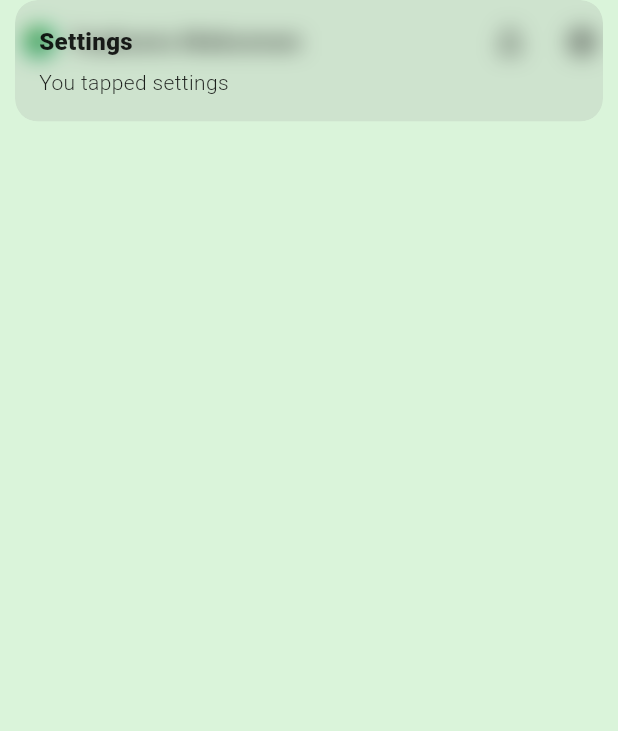
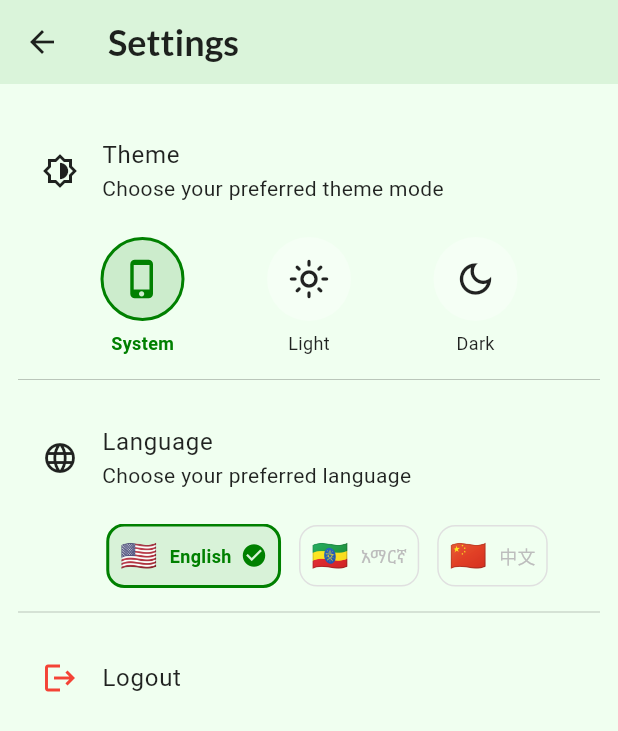
Before and after one commit to mpoint1920-lang/flutter-test-task, a Flutter app: the _AccountAppBar widget shown alone on an empty page, opened directly with empty values, after a tap on the "settings" icon, on a phone screen of 412 x 824 dp. Shown: the top 731 px of the screen. Run offline on Flutter 3.47's test engine with Material 3 defaults, Android fonts, the phone set to English and light mode, and no system bars; drawn by our look-alikes of cached_network_image; our stand-ins replace flutter_slidable, flutter_svg, get, get_storage, google_fonts, liquid_pull_to_refresh and 1 more; accounts and stored records are empty; network calls fail; project files that could hold a hidden picture were left out.

Commit message:
Implement localization support, enhance UI theme management, and refactor account settings navigation

```diff
--- a/lib/controllers/ui_controller.dart
+++ b/lib/controllers/ui_controller.dart
@@ -1,9 +1,66 @@
+import 'package:flutter/material.dart';
 import 'package:get/get.dart';
+import 'package:todo_test_task/services/storage_service.dart';
+
+enum AppThemeMode { system, light, dark }
 
 class UiController extends GetxController {
+  UiController({required this.storageService});
+
+  final StorageService storageService;
+
   var currentPage = 0.obs;
 
-  void updateCurrentPage(int page) {
-    currentPage.value = page;
+  var themeMode = AppThemeMode.system.obs;
+
+  var currentLocale = const Locale('en', 'US').obs;
+
+  @override
+  void onInit() {
+    super.onInit();
+
+    final savedTheme = storageService.getValue('theme_mode');
+    final savedLocale = storageService.getValue('locale');
+
+    if (savedTheme != null) {
+      themeMode.value = AppThemeMode.values.firstWhere(
+        (m) => m.name == savedTheme,
+        orElse: () => AppThemeMode.system,
+      );
+    }
+
+    if (savedLocale != null) {
+      currentLocale.value = Locale(savedLocale);
+    }
+  }
+
+  void updateTheme(AppThemeMode mode) {
+    themeMode.value = mode;
+    storageService.setValue('theme_mode', mode.name);
+    _applyTheme(mode);
+  }
+
+  void _applyTheme(AppThemeMode mode) {
+    switch (mode) {
+      case AppThemeMode.system:
+        Get.changeThemeMode(ThemeMode.system);
+        break;
+      case AppThemeMode.light:
+        Get.changeThemeMode(ThemeMode.light);
+        break;
+      case AppThemeMode.dark:
+        Get.changeThemeMode(ThemeMode.dark);
+        break;
+    }
+  }
+
+  void updateLocale(Locale locale) {
+    currentLocale.value = locale;
+    storageService.setValue('locale', locale.languageCode);
+    Get.updateLocale(locale);
+  }
+
+  void updateCurrentPage(int current) {
+    currentPage(current);
   }
 }
--- /dev/null
+++ b/lib/localization/app_translations.dart
@@ -0,0 +1,66 @@
+import 'package:get/get.dart';
+
+class AppTranslations extends Translations {
+  @override
+  Map<String, Map<String, String>> get keys => {
+        /// English
+        'en_US': {
+          'settings': 'Settings',
+          'theme': 'Theme',
+          'choose_theme': 'Choose your preferred theme mode',
+          'language': 'Language',
+          'choose_language': 'Choose your preferred language',
+          'system': 'System',
+          'light': 'Light',
+          'dark': 'Dark',
+          'logout': 'Logout',
+          'logout_confirmation': 'Are you sure you want to log out?',
+          'membership': 'Membership',
+          'choose_membership': 'Choose your membership',
+          'add_collection': 'Add Collection',
+          'collections': 'Collections',
+          'archived': 'Archived',
+          'need_more_collections': 'Need More Collections?',
+        },
+
+        /// Amharic
+        'am_ET': {
+          'settings': 'ማቅረብ ቅንብሮች',
+          'theme': 'ገጽታ',
+          'choose_theme': 'የፈለጉትን ገጽታ ሞድ ይምረጡ',
+          'language': 'ቋንቋ',
+          'choose_language': 'የፈለጉትን ቋንቋ ይምረጡ',
+          'system': 'ሲስተም',
+          'light': 'ቀለም ነጭ',
+          'dark': 'ጨለማ',
+          'logout': 'ውጣ',
+          'logout_confirmation': 'ውጣ መለያዎትን እርግጠኛ ነዎት?',
+          'membership': 'አባልነት',
+          'choose_membership': 'አባልነትዎን ይምረጡ',
+          'add_collection': 'ስብስ አክል',
+          'collections': 'ስብሶች',
+          'archived': 'ተቀማጭ',
+          'need_more_collections': 'ተጨማሪ ስብሶች ይፈልጋሉ?',
+        },
+
+        /// Chinese
+        'zh_CN': {
+          'settings': '设置',
+          'theme': '主题',
+          'choose_theme': '选择您喜欢的主题模式',
+          'language': '语言',
+          'choose_language': '选择您喜欢的语言',
+          'system': '系统',
+          'light': '浅色',
+          'dark': '深色',
+          'logout': '登出',
+          'logout_confirmation': '您确定要登出吗？',
+          'membership': '会员资格',
+          'choose_membership': '选择您的会员资格',
+          'add_collection': '添加集合',
+          'collections': '集合',
+          'archived': '已归档',
+          'need_more_collections': '需要更多集合吗？',
+        },
+      };
+}
--- /dev/null
+++ b/lib/localization/localization.dart
@@ -0,0 +1 @@
+export 'app_translations.dart';
--- a/lib/main.dart
+++ b/lib/main.dart
@@ -3,6 +3,7 @@ import 'package:get/get.dart';
 import 'package:get_storage/get_storage.dart';
 import 'package:todo_test_task/controllers/account_controller.dart';
 import 'package:todo_test_task/controllers/ui_controller.dart';
+import 'package:todo_test_task/localization/localization.dart';
 import 'package:todo_test_task/services/storage_service.dart';
 import 'package:todo_test_task/theme/theme.dart';
 import 'routes.dart';
@@ -11,8 +12,8 @@ Future<void> main() async {
   WidgetsFlutterBinding.ensureInitialized();
 
   await GetStorage.init();
-  Get.put(UiController());
   Get.put(StorageService());
+  Get.put(UiController(storageService: Get.find()));
   Get.put(AccountController(storageService: Get.find()));
 
   runApp(const TodoTestApp());
@@ -23,14 +24,23 @@ class TodoTestApp extends StatelessWidget {
 
   @override
   Widget build(BuildContext context) {
-    return GetMaterialApp(
+    final uiCtrl = Get.find<UiController>();
+
+    return Obx(() => GetMaterialApp(
           title: 'Todo Test Task',
           theme: lightTheme,
           darkTheme: darkTheme,
-      themeMode: ThemeMode.system,
+          themeMode: uiCtrl.themeMode.value == AppThemeMode.light
+              ? ThemeMode.light
+              : uiCtrl.themeMode.value == AppThemeMode.dark
+                  ? ThemeMode.dark
+                  : ThemeMode.system,
+          locale: uiCtrl.currentLocale.value,
+          fallbackLocale: const Locale('en', 'US'),
+          translations: AppTranslations(),
           initialRoute: RouteNames.home,
           getPages: AppRoutes.pages,
           debugShowCheckedModeBanner: false,
-    );
+        ));
   }
 }
--- a/lib/routes.dart
+++ b/lib/routes.dart
@@ -3,11 +3,13 @@ import 'package:todo_test_task/controllers/bindings.dart';
 import 'package:todo_test_task/views/home/home_page.dart';
 import 'package:todo_test_task/views/home/archived_page.dart';
 import 'package:todo_test_task/views/collections/collection_page.dart';
+import 'package:todo_test_task/views/settings/setting_page.dart';
 
 class RouteNames {
   static const home = '/home';
   static const archived = '/archived';
-  static const collection = '/collections/:name';
+  static const collection = '/collections';
+  static const settings = '/settings';
 }
 
 /// Route configuration
@@ -32,5 +34,9 @@ class AppRoutes {
       },
       binding: HomeBinding(),
     ),
+    GetPage(
+      name: RouteNames.settings,
+      page: () => const SettingsPage(),
+    ),
   ];
 }
--- a/lib/services/storage_service.dart
+++ b/lib/services/storage_service.dart
@@ -60,8 +60,25 @@ class StorageService {
     return null;
   }
 
-  /// Clear account info (optional)
+  /// Clear account info
   Future<void> clearAccount() async {
     await _box.remove('account_info');
   }
+
+  /// --- Generic Key-Value Storage ---
+
+  /// Save a simple key-value string pair
+  Future<void> setValue(String key, String value) async {
+    await _box.write(key, value);
+  }
+
+  /// Retrieve a simple value by key
+  String? getValue(String key) {
+    return _box.read<String>(key);
+  }
+
+  /// Remove a key from storage
+  Future<void> removeValue(String key) async {
+    await _box.remove(key);
+  }
 }
--- a/lib/theme/theme.dart
+++ b/lib/theme/theme.dart
@@ -118,24 +118,31 @@ final ThemeData darkTheme = ThemeData(
     background: ColorPalettes.darkBackground,
     surface: ColorPalettes.darkSurface,
     onPrimary: ColorPalettes.darkOnPrimary,
-    onSecondary: Colors.black,
+    onSecondary: Colors.white,
     onBackground: ColorPalettes.darkOnBackground,
     onSurface: ColorPalettes.darkOnSurface,
-    error: Colors.red,
+    error: ColorPalettes.errorColor,
     onError: Colors.white,
   ),
   appBarTheme: AppBarTheme(
-    backgroundColor: ColorPalettes.darkPrimary,
+    backgroundColor: ColorPalettes.darkSurface,
     foregroundColor: ColorPalettes.darkOnPrimary,
-    elevation: 4,
+    elevation: 2,
     titleTextStyle: GoogleFonts.lato(
-      fontSize: 20,
+      fontSize: 24,
       fontWeight: FontWeight.bold,
-      color: ColorPalettes.darkOnPrimary,
+      color: ColorPalettes.darkOnSurface,
+    ),
+    iconTheme: const IconThemeData(
+      color: ColorPalettes.darkOnSurface,
+    ),
+    actionsIconTheme: const IconThemeData(
+      color: ColorPalettes.darkOnSurface,
     ),
   ),
-  dividerTheme: const DividerThemeData(
-    color: ColorPalettes.darkOnSurface,
+  dividerTheme: DividerThemeData(
+    color: ColorPalettes.darkOnSurface.withValues(alpha: .3),
+    thickness: .5,
   ),
   textTheme: TextTheme(
     displayLarge: GoogleFonts.montserrat(
@@ -181,23 +188,24 @@ final ThemeData darkTheme = ThemeData(
     bodySmall:
         GoogleFonts.roboto(fontSize: 12, color: ColorPalettes.darkOnSurface),
     labelLarge: GoogleFonts.lato(
-        fontSize: 14,
-        fontWeight: FontWeight.bold,
-        color: ColorPalettes.darkOnPrimary),
+      fontSize: 14,
+      fontWeight: FontWeight.bold,
+      color: ColorPalettes.darkOnPrimary,
+    ),
   ),
   navigationBarTheme: NavigationBarThemeData(
     indicatorColor: ColorPalettes.darkPrimary.withValues(alpha: .5),
-    backgroundColor: ColorPalettes.darkPrimaryLight,
+    backgroundColor: ColorPalettes.darkSurface,
     surfaceTintColor: ColorPalettes.darkPrimary,
-    elevation: 4,
+    elevation: 2,
     labelBehavior: NavigationDestinationLabelBehavior.onlyShowSelected,
     iconTheme: WidgetStateProperty.all(
-      const IconThemeData(size: 32),
+      const IconThemeData(size: 32, color: ColorPalettes.darkOnSurface),
     ),
-    labelTextStyle: WidgetStateProperty.all(
+    labelTextStyle: MaterialStateProperty.all(
       GoogleFonts.lato(
         fontSize: 12,
-        fontWeight: FontWeight.w600,
+        fontWeight: FontWeight.w700,
         color: ColorPalettes.darkOnSurface,
       ),
     ),
--- a/lib/views/account/account_page.dart
+++ b/lib/views/account/account_page.dart
@@ -75,15 +75,9 @@ class _AccountAppBar extends StatelessWidget implements PreferredSizeWidget {
       ),
       actions: [
         IconButton(
-          icon: const Icon(Icons.notifications_outlined),
-          onPressed: () {
-            Get.snackbar('Notification', 'You tapped notifications');
-          },
-        ),
-        IconButton(
           icon: const Icon(Icons.settings_outlined),
           onPressed: () {
-            Get.snackbar('Settings', 'You tapped settings');
+            Get.toNamed(RouteNames.settings);
           },
         ),
       ],
--- /dev/null
+++ b/lib/views/settings/setting_page.dart
@@ -0,0 +1,242 @@
+import 'package:flutter/material.dart';
+import 'package:get/get.dart';
+import 'package:todo_test_task/controllers/ui_controller.dart';
+import 'package:todo_test_task/helpers/ui_helpers.dart';
+
+class SettingsPage extends StatelessWidget {
+  const SettingsPage({super.key});
+
+  @override
+  Widget build(BuildContext context) {
+    final uiCtrl = Get.find<UiController>();
+    final theme = Theme.of(context);
+
+    return Scaffold(
+      appBar: AppBar(title: Text('settings'.tr)),
+      body: ListView(
+        padding: const EdgeInsets.all(12),
+        children: [
+          const SizedBox(height: 10),
+
+          /// --- Theme Switcher ---
+          Obx(() {
+            final currentMode = uiCtrl.themeMode.value;
+
+            return Column(
+              crossAxisAlignment: CrossAxisAlignment.start,
+              children: [
+                ListTile(
+                  leading: const Icon(Icons.brightness_6_outlined),
+                  title: Text('theme'.tr),
+                  subtitle: Text('choose_theme'.tr),
+                ),
+                const SizedBox(height: 8),
+                Row(
+                  mainAxisAlignment: MainAxisAlignment.spaceEvenly,
+                  children: [
+                    _ThemeOption(
+                      icon: Icons.phone_iphone,
+                      label: "system".tr,
+                      selected: currentMode == AppThemeMode.system,
+                      onTap: () => uiCtrl.updateTheme(AppThemeMode.system),
+                      activeColor: theme.colorScheme.primary,
+                    ),
+                    _ThemeOption(
+                      icon: Icons.light_mode_outlined,
+                      label: "light".tr,
+                      selected: currentMode == AppThemeMode.light,
+                      onTap: () => uiCtrl.updateTheme(AppThemeMode.light),
+                      activeColor: Colors.amber,
+                    ),
+                    _ThemeOption(
+                      icon: Icons.dark_mode_outlined,
+                      label: "dark".tr,
+                      selected: currentMode == AppThemeMode.dark,
+                      onTap: () => uiCtrl.updateTheme(AppThemeMode.dark),
+                      activeColor: Colors.blueGrey,
+                    ),
+                  ],
+                ),
+              ],
+            );
+          }),
+
+          const Divider(height: 32),
+
+          /// --- Language Switcher ---
+          Obx(() {
+            final current = uiCtrl.currentLocale.value.languageCode;
+
+            Widget langOption({
+              required String code,
+              required String label,
+              required String flag,
+              required Locale locale,
+            }) {
+              final selected = current == code;
+              return GestureDetector(
+                onTap: () => uiCtrl.updateLocale(locale),
+                child: Container(
+                  margin: const EdgeInsets.symmetric(horizontal: 6),
+                  padding: const EdgeInsets.symmetric(
+                    horizontal: 7,
+                    vertical: 5,
+                  ),
+                  decoration: BoxDecoration(
+                    color: selected
+                        ? Theme.of(context).colorScheme.primary.withOpacity(0.1)
+                        : Colors.transparent,
+                    borderRadius: BorderRadius.circular(12),
+                    border: Border.all(
+                      color: selected
+                          ? Theme.of(context).colorScheme.primary
+                          : Colors.grey.shade300,
+                      width: selected ? 2 : 1,
+                    ),
+                  ),
+                  child: Row(
+                    mainAxisSize: MainAxisSize.min,
+                    children: [
+                      Text(flag, style: const TextStyle(fontSize: 20)),
+                      const SizedBox(width: 8),
+                      Text(
+                        label,
+                        style: TextStyle(
+                          fontSize: 12,
+                          fontWeight:
+                              selected ? FontWeight.bold : FontWeight.normal,
+                          color: selected
+                              ? Theme.of(context).colorScheme.primary
+                              : Colors.grey.shade400,
+                        ),
+                      ),
+                      if (selected) ...[
+                        const SizedBox(width: 6),
+                        Icon(Icons.check_circle,
+                            color: Theme.of(context).colorScheme.primary,
+                            size: 18),
+                      ]
+                    ],
+                  ),
+                ),
+              );
+            }
+
+            return Column(
+              crossAxisAlignment: CrossAxisAlignment.start,
+              children: [
+                ListTile(
+                  leading: const Icon(Icons.language),
+                  title: Text('language'.tr),
+                  subtitle: Text('choose_language'.tr),
+                ),
+                const SizedBox(height: 8),
+                SingleChildScrollView(
+                  scrollDirection: Axis.horizontal,
+                  child: SizedBox(
+                    width: Get.width,
+                    child: Row(
+                      mainAxisAlignment: MainAxisAlignment.center,
+                      children: [
+                        langOption(
+                          code: 'en',
+                          label: 'English',
+                          flag: '🇺🇸',
+                          locale: const Locale('en', 'US'),
+                        ),
+                        langOption(
+                          code: 'am',
+                          label: 'አማርኛ',
+                          flag: '🇪🇹',
+                          locale: const Locale('am', 'ET'),
+                        ),
+                        langOption(
+                          code: 'zh',
+                          label: '中文',
+                          flag: '🇨🇳',
+                          locale: const Locale('zh', 'CN'),
+                        ),
+                      ],
+                    ),
+                  ),
+                ),
+              ],
+            );
+          }),
+
+          const Divider(height: 32),
+
+          /// --- Logout ---
+          ListTile(
+            leading: const Icon(Icons.logout, color: Colors.red),
+            title: Text('logout'.tr),
+            onTap: () {
+              showConfirmationDialog(
+                context: context,
+                title: 'logout'.tr,
+                content: 'logout_confirmation'.tr,
+              );
+            },
+          ),
+        ],
+      ),
+    );
+  }
+}
+
+/// Reusable theme option button
+class _ThemeOption extends StatelessWidget {
+  final IconData icon;
+  final String label;
+  final bool selected;
+  final VoidCallback onTap;
+  final Color activeColor;
+
+  const _ThemeOption({
+    required this.icon,
+    required this.label,
+    required this.selected,
+    required this.onTap,
+    required this.activeColor,
+  });
+
+  @override
+  Widget build(BuildContext context) {
+    final theme = Theme.of(context);
+
+    return GestureDetector(
+      onTap: onTap,
+      child: Column(
+        children: [
+          Container(
+            padding: const EdgeInsets.all(12),
+            decoration: BoxDecoration(
+              shape: BoxShape.circle,
+              color: selected
+                  ? activeColor.withOpacity(0.15)
+                  : theme.colorScheme.surfaceVariant.withOpacity(0.3),
+              border: Border.all(
+                color: selected ? activeColor : Colors.transparent,
+                width: 2,
+              ),
+            ),
+            child: Icon(
+              icon,
+              color: selected ? activeColor : theme.iconTheme.color,
+              size: 28,
+            ),
+          ),
+          const SizedBox(height: 6),
+          Text(
+            label,
+            style: TextStyle(
+              fontSize: 12,
+              color: selected ? activeColor : theme.textTheme.bodyMedium?.color,
+              fontWeight: selected ? FontWeight.bold : FontWeight.normal,
+            ),
+          ),
+        ],
+      ),
+    );
+  }
+}
```
Lines whose indentation alone changed are shown as unchanged.
